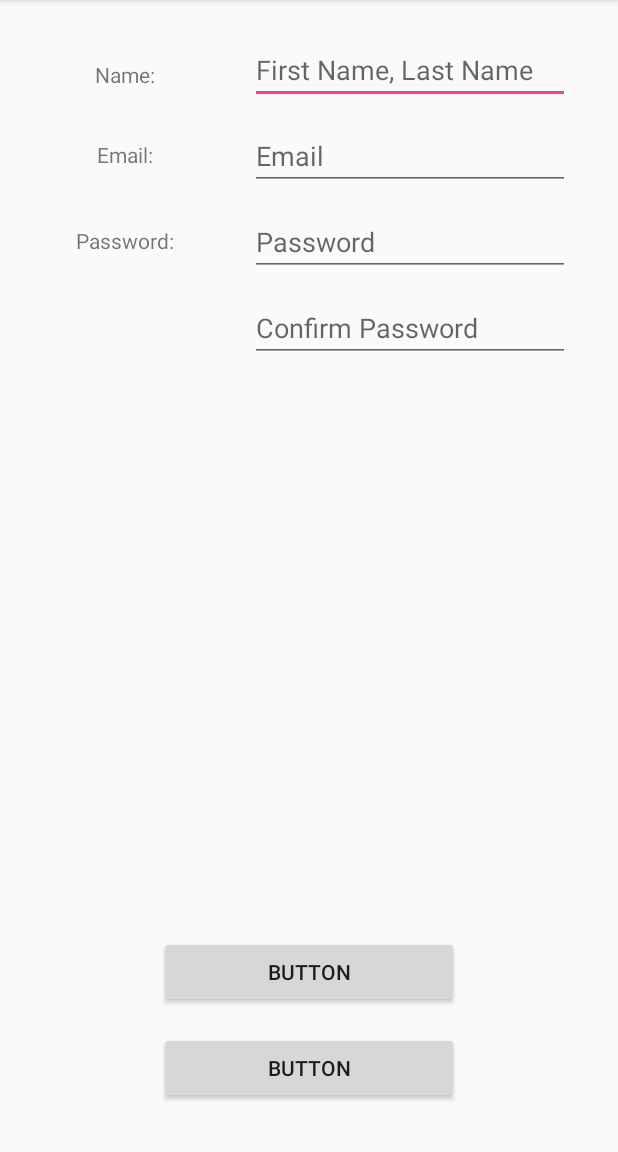
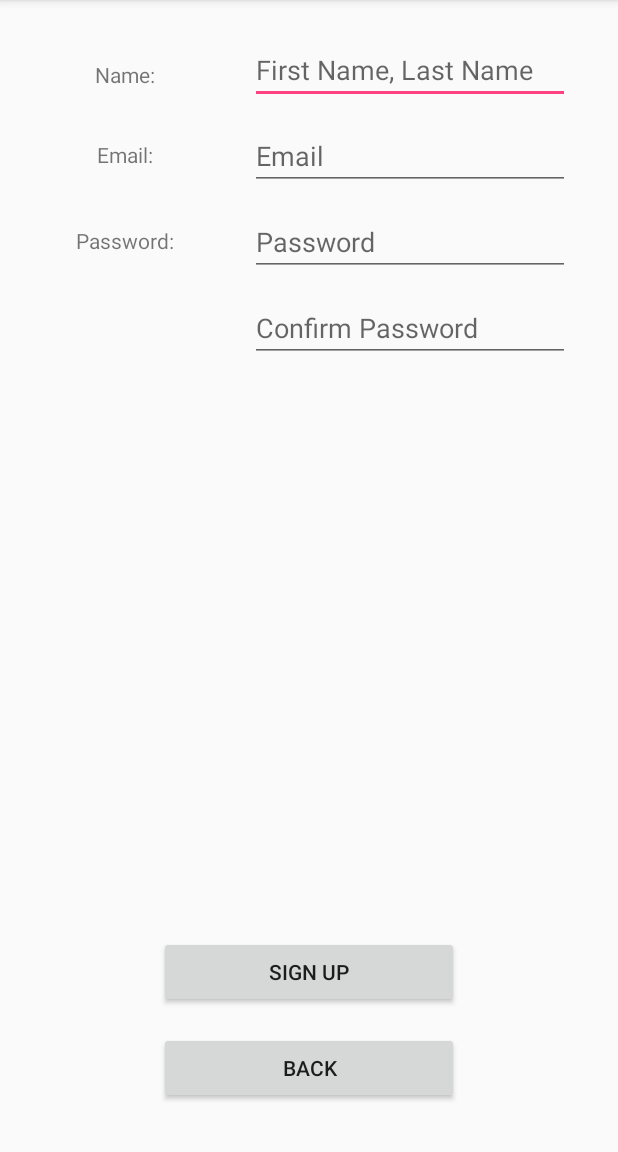
Before and after one commit to TonyRL/CSCI321.ABAS, an Android app: the SignUpActivity screen opened directly, with no data from a screen before it, on a phone screen of 412 x 824 dp, the part 84-1236 px from its top. Run offline under Robolectric (Android 15) with nearby library versions, the phone set to English and light mode, and no system bars; our stand-ins replace Firebase (no records; nobody signed in at launch, a user with empty details on screens opened directly).

```diff
--- a/app/src/main/java/au/edu/uow/fyp01/abas/LoginActivity.java
+++ b/app/src/main/java/au/edu/uow/fyp01/abas/LoginActivity.java
@@ -84,6 +84,7 @@ public class LoginActivity extends AppCompatActivity {
     if (firebaseUser != null) {
       Intent intent = new Intent(this, MainActivity.class);
       startActivity(intent);
+      finish();
     }
   }
 
@@ -109,6 +110,7 @@ public class LoginActivity extends AppCompatActivity {
 
               Intent mainActivityIntent = new Intent(LoginActivity.this, MainActivity.class);
               startActivity(mainActivityIntent);
+              finish();
             } else {
               if (task.getException() != null) {
                 try {
--- a/app/src/main/res/layout/activity_sign_up.xml
+++ b/app/src/main/res/layout/activity_sign_up.xml
@@ -2,7 +2,6 @@
 <android.support.constraint.ConstraintLayout
   xmlns:android="http://schemas.android.com/apk/res/android"
   xmlns:app="http://schemas.android.com/apk/res-auto"
-  xmlns:tools="http://schemas.android.com/tools"
   android:layout_width="match_parent"
   android:layout_height="match_parent">
 
@@ -90,7 +89,7 @@
     android:layout_marginBottom="16dp"
     android:layout_marginStart="8dp"
     android:layout_marginEnd="8dp"
-    android:text="Button"
+    android:text="@string/sign_up"
     app:layout_constraintBottom_toTopOf="@+id/backBtn"
     app:layout_constraintEnd_toEndOf="parent"
     app:layout_constraintStart_toStartOf="parent"/>
@@ -101,7 +100,7 @@
     android:layout_marginBottom="32dp"
     android:layout_marginStart="8dp"
     android:layout_marginEnd="8dp"
-    android:text="Button"
+    android:text="@string/back"
     app:layout_constraintBottom_toBottomOf="parent"
     app:layout_constraintEnd_toEndOf="parent"
     app:layout_constraintStart_toStartOf="parent"/>
--- a/app/src/main/res/values/strings.xml
+++ b/app/src/main/res/values/strings.xml
@@ -16,4 +16,5 @@
   <string name="password">Password</string>
   <string name="password_w_colon">Password:</string>
   <string name="confirm_password">Confirm Password</string>
+  <string name="back">Back</string>
 </resources>
```
Also changed, not shown: app/src/main/java/au/edu/uow/fyp01/abas/MainActivity.java (+6 -1 lines).
